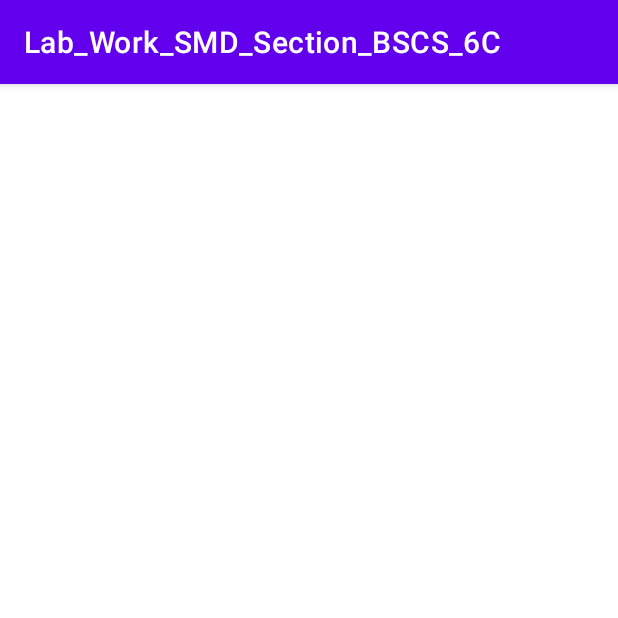
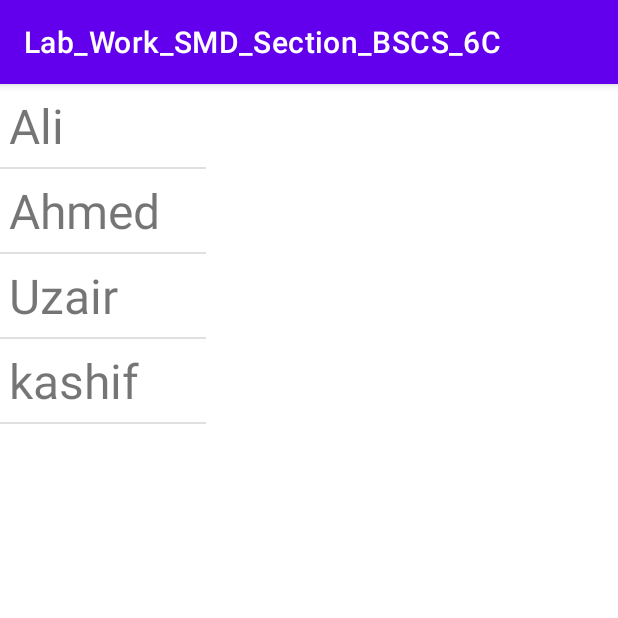
Before and after one commit to dullfarhan/SMD-Lab, an Android app: the myConstactsMainActivity screen opened directly, with no data from a screen before it, on a phone screen of 412 x 824 dp, the top half of it. Run offline under Robolectric (Android 15) with nearby library versions, the phone set to English and light mode, and no system bars.

Commit message:
fragmentCommunication_fargmentStatic

```diff
--- a/app/build.gradle
+++ b/app/build.gradle
@@ -44,5 +44,7 @@ dependencies {
     // For control over item selection of both touch and mouse driven selection
     implementation "androidx.recyclerview:recyclerview-selection:1.1.0"
     implementation('com.karumi:dexter:6.2.3')
+    implementation "androidx.recyclerview:recyclerview-selection:1.1.0"
+    implementation "androidx.cardview:cardview:1.0.0"
 
 }
--- /dev/null
+++ b/app/src/main/java/com/example/lab_work_smd_section_bscs_6c/static_fargmanet_Example/ContactsFragment.java
@@ -0,0 +1,42 @@
+package com.example.lab_work_smd_section_bscs_6c.static_fargmanet_Example;
+
+import android.content.Context;
+import android.os.Bundle;
+import android.view.View;
+import android.widget.ArrayAdapter;
+import android.widget.ListView;
+
+import androidx.annotation.NonNull;
+import androidx.annotation.Nullable;
+import androidx.fragment.app.ListFragment;
+
+import com.example.lab_work_smd_section_bscs_6c.R;
+
+public class ContactsFragment extends ListFragment {
+    public ListSelectionListener mListener=null;
+    public interface ListSelectionListener{
+        public void onSelection(int position);
+    }
+
+    @Override
+    public   void onAttach(@NonNull Context context) {
+        super.onAttach(context);
+        mListener= (ListSelectionListener) getActivity();
+    }
+
+    @Override
+    public void onActivityCreated(@Nullable Bundle savedInstanceState) {
+        super.onActivityCreated(savedInstanceState);
+        getListView().setChoiceMode(ListView.CHOICE_MODE_SINGLE);
+
+        setListAdapter(new ArrayAdapter<String>(getActivity(), R.layout.contacttextview,myConstactsMainActivity.contactsArray));
+
+
+    }
+
+    @Override
+    public void onListItemClick(@NonNull ListView l, @NonNull View v, int position, long id) {
+        getListView().setItemChecked(position,true);
+        mListener.onSelection(position);
+    }
+}
--- /dev/null
+++ b/app/src/main/java/com/example/lab_work_smd_section_bscs_6c/static_fargmanet_Example/DetailFragment.java
@@ -0,0 +1,47 @@
+package com.example.lab_work_smd_section_bscs_6c.static_fargmanet_Example;
+
+import android.os.Bundle;
+import android.view.LayoutInflater;
+import android.view.View;
+import android.view.ViewGroup;
+import android.widget.TextView;
+
+import androidx.annotation.NonNull;
+import androidx.annotation.Nullable;
+import androidx.fragment.app.Fragment;
+
+import com.example.lab_work_smd_section_bscs_6c.R;
+
+public class DetailFragment extends Fragment {
+    TextView textView;
+    int currentIndex = -1;
+    int arrayLength;
+
+    @Nullable
+    @Override
+    public View onCreateView(@NonNull LayoutInflater inflater, @Nullable ViewGroup container,
+                             @Nullable Bundle savedInstanceState) {
+        return inflater.inflate(R.layout.contactdetails, container, false);
+    }
+
+    public int getShownIndex() {
+        return currentIndex;
+    }
+
+    public void contactIndex(int position) {
+        if (position < 0 || position >= arrayLength) {
+            return;
+        }
+        currentIndex = position;
+        textView.setText(myConstactsMainActivity.contactDetailArray[position]);
+
+    }
+
+    @Override
+    public void onActivityCreated(@Nullable Bundle savedInstanceState) {
+        textView = getActivity().findViewById(R.id.contactdetailtextview);
+        super.onActivityCreated(savedInstanceState);
+        arrayLength = myConstactsMainActivity.contactDetailArray.length;
+
+    }
+}
--- a/app/src/main/java/com/example/lab_work_smd_section_bscs_6c/static_fargmanet_Example/myConstactsMainActivity.java
+++ b/app/src/main/java/com/example/lab_work_smd_section_bscs_6c/static_fargmanet_Example/myConstactsMainActivity.java
@@ -6,11 +6,22 @@ import android.os.Bundle;
 
 import com.example.lab_work_smd_section_bscs_6c.R;
 
-public class myConstactsMainActivity extends AppCompatActivity {
-
+public class myConstactsMainActivity extends AppCompatActivity implements ContactsFragment.ListSelectionListener {
+    public static String[] contactsArray, contactDetailArray;
+    DetailFragment detailFragment;
     @Override
     protected void onCreate(Bundle savedInstanceState) {
         super.onCreate(savedInstanceState);
         setContentView(R.layout.activity_my_constacts_main);
+        contactsArray = getResources().getStringArray(R.array.contacts_array);
+        contactDetailArray = getResources().getStringArray(R.array.details_array);
+        detailFragment= (DetailFragment) getSupportFragmentManager().findFragmentById(R.id.detailfragment);
+    }
+
+    @Override
+    public void onSelection(int position) {
+        if (detailFragment.getShownIndex()!=position){
+            detailFragment.contactIndex(position);
+        }
     }
 }
--- a/app/src/main/res/layout/activity_my_constacts_main.xml
+++ b/app/src/main/res/layout/activity_my_constacts_main.xml
@@ -1,9 +1,24 @@
 <?xml version="1.0" encoding="utf-8"?>
-<androidx.constraintlayout.widget.ConstraintLayout xmlns:android="http://schemas.android.com/apk/res/android"
+<LinearLayout xmlns:android="http://schemas.android.com/apk/res/android"
     xmlns:app="http://schemas.android.com/apk/res-auto"
     xmlns:tools="http://schemas.android.com/tools"
     android:layout_width="match_parent"
     android:layout_height="match_parent"
     tools:context=".static_fargmanet_Example.myConstactsMainActivity">
+<fragment
+    android:id="@+id/contactfragment"
+    android:layout_width="0dp"
+    class="com.example.lab_work_smd_section_bscs_6c.static_fargmanet_Example.ContactsFragment"
+    android:layout_weight="1"
+    android:layout_height="match_parent">
 
-</androidx.constraintlayout.widget.ConstraintLayout>
+</fragment>
+    <fragment
+        android:id="@+id/detailfragment"
+        class="com.example.lab_work_smd_section_bscs_6c.static_fargmanet_Example.DetailFragment"
+        android:layout_width="0dp"
+        android:layout_weight="2"
+        android:layout_height="match_parent">
+
+    </fragment>
+</LinearLayout>
--- /dev/null
+++ b/app/src/main/res/layout/contactdetails.xml
@@ -0,0 +1,13 @@
+<?xml version="1.0" encoding="utf-8"?>
+<LinearLayout xmlns:android="http://schemas.android.com/apk/res/android"
+    android:layout_width="match_parent"
+    android:layout_height="match_parent">
+
+    <TextView
+        android:id="@+id/contactdetailtextview"
+        android:layout_width="wrap_content"
+        android:textSize="25sp"
+        android:textColor="#F44336"
+        android:layout_height="wrap_content" />
+
+</LinearLayout>
--- /dev/null
+++ b/app/src/main/res/layout/contacttextview.xml
@@ -0,0 +1,9 @@
+<?xml version="1.0" encoding="utf-8"?>
+<TextView xmlns:android="http://schemas.android.com/apk/res/android"
+    android:layout_width="match_parent"
+    android:padding="6dp"
+    android:textSize="32sp"
+    android:layout_height="match_parent">
+
+
+</TextView>
--- a/app/src/main/res/values/strings.xml
+++ b/app/src/main/res/values/strings.xml
@@ -90,4 +90,18 @@
 
     </string-array>
 
+    <string-array name="contacts_array">
+        <item>Ali</item>
+        <item>Ahmed</item>
+        <item>Uzair</item>
+        <item>kashif</item>
+
+
+    </string-array>
+    <string-array name="details_array">
+        <item>details of ali</item>
+        <item>details of ahmed</item>
+        <item>details of uzair</item>
+        <item>details of kashif</item>
+    </string-array>
 </resources>
```
Also changed, not shown: app/src/main/AndroidManifest.xml (+18 -0 lines), app/src/main/java/com/example/lab_work_smd_section_bscs_6c/CommunicationBwFragments/ButtonPressListener.java (added, +7 -0 lines), app/src/main/java/com/example/lab_work_smd_section_bscs_6c/CommunicationBwFragments/CMMainActivity.java (added, +22 -0 lines), app/src/main/java/com/example/lab_work_smd_section_bscs_6c/CommunicationBwFragments/MyFragment1.java (added, +45 -0 lines), app/src/main/java/com/example/lab_work_smd_section_bscs_6c/CommunicationBwFragments/fargment2.java (added, +29 -0 lines), app/src/main/java/com/example/lab_work_smd_section_bscs_6c/cardView/cardViewMainActivity.java (added, +16 -0 lines), app/src/main/res/layout/activity_card_view_main.xml (added, +9 -0 lines), app/src/main/res/layout/activity_cmmain.xml (added, +38 -0 lines), app/src/main/res/layout/fragmentonelayout.xml (added, +13 -0 lines).
